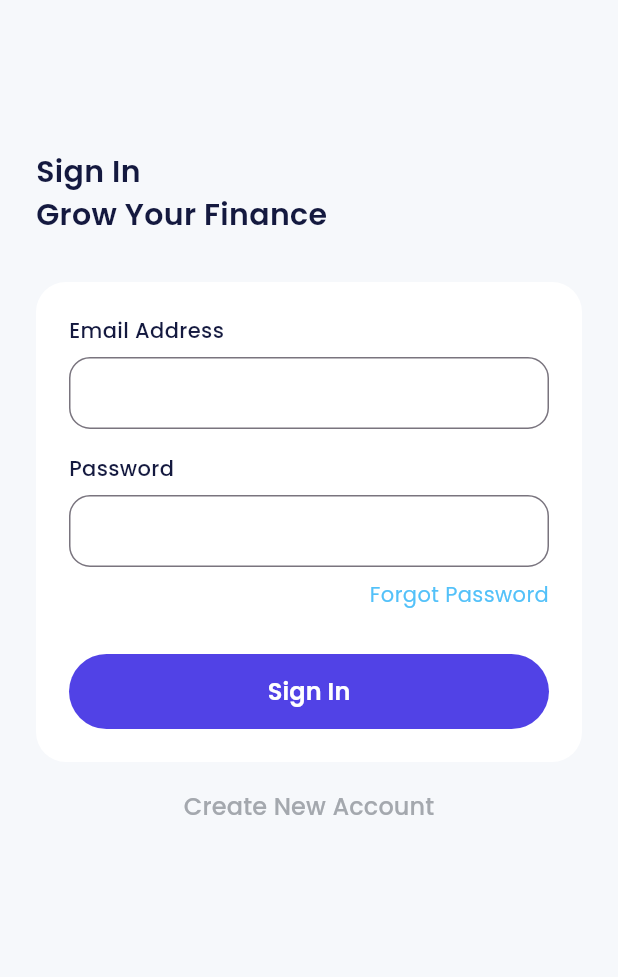
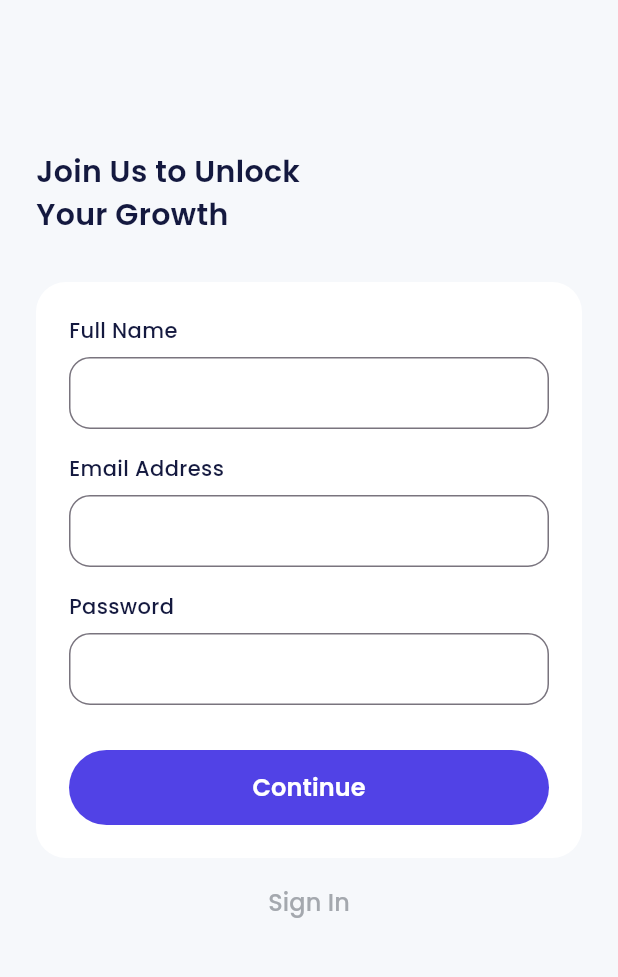
Before and after one commit to afrizzal/payments, a Flutter app: the SignInPage screen opened by its route, after a tap on "Create New Account", on a phone screen of 412 x 824 dp, the part 225-1202 px from its top. Run offline on Flutter 3.47's test engine with Material 3 defaults, Android fonts, the phone set to English and light mode, and no system bars; our stand-ins replace carousel_slider, google_fonts.

Commit message:
sign-up page

```diff
--- a/lib/ui/pages/sign_in_page.dart
+++ b/lib/ui/pages/sign_in_page.dart
@@ -155,7 +155,9 @@ class SignInPage extends StatelessWidget {
           ),
           CustomTextButton(
             title: 'Create New Account',
-            onPressed: (){},
+            onPressed: (){
+              Navigator.pushNamed(context, '/sign-up');
+            },
           ),
                     //     SizedBox(
                     //     width: double.infinity,
--- /dev/null
+++ b/lib/ui/pages/sign_up_page.dart
@@ -0,0 +1,98 @@
+import 'package:flutter/material.dart';
+import 'package:flutter_payments/shared/theme.dart';
+import 'package:flutter_payments/ui/widgets/buttons.dart';
+import 'package:flutter_payments/ui/widgets/forms.dart';
+
+class SignUpPage extends StatelessWidget {
+  const SignUpPage({super.key});
+
+  @override
+  Widget build(BuildContext context) {
+    return Scaffold(
+      backgroundColor: lightBackgroundColor,
+      body: ListView(
+        padding: const EdgeInsets.symmetric(
+          horizontal: 24,
+        ),
+        children: [
+          Container(
+            width: 155,
+            height: 50,
+            margin: const EdgeInsets.only(
+              top: 100,
+              bottom: 100,
+            ),
+            decoration: const BoxDecoration(
+              image: DecorationImage(
+                image: AssetImage(
+                  'assets/img_logo_light.png'
+                ),
+              ),
+            ),
+        ),
+              Text(
+              'Join Us to Unlock\nYour Growth',
+              style: blackTextStyle.copyWith(
+              fontSize: 20,
+              fontWeight: semiBold,
+            ),
+          ),
+          const SizedBox(
+            height: 30,
+          ),
+          Container(
+            padding: const EdgeInsets.all(22),
+            decoration: BoxDecoration
+            (borderRadius: BorderRadius.circular(20),
+            color: whiteColor,
+            ),
+            child: Column(
+              children: [
+                //NAME INPUT
+                const CustomFormField(title:
+                'Full Name',
+                ),
+                const SizedBox(
+                  height: 16,
+                ),
+
+                //EMAIL INPUT
+                const CustomFormField(title:
+                'Email Address',
+                ),
+                const SizedBox(
+                  height: 16,
+                ),
+
+                //PWD INPUT
+
+                const CustomFormField(title:
+                'Password',
+                obscureText: true,
+                ),
+                const SizedBox(
+                  height: 30,
+                ),
+                CustomFilledButton(
+                  title: 'Continue',
+                  onPressed: (){
+                    Navigator.pushNamed(context, '/sign-up-set-profile');
+                  },
+                  ),
+              ],
+            ),
+          ),
+          const SizedBox(
+            height: 5,
+          ),
+          CustomTextButton(
+            title: 'Sign In',
+            onPressed: (){
+              Navigator.pushNamed(context, '/sign-in');
+            },
+          ),
+      ],
+    ),
+    );
+  }
+}
--- a/lib/ui/widgets/buttons.dart
+++ b/lib/ui/widgets/buttons.dart
@@ -61,9 +61,7 @@ class CustomTextButton extends StatelessWidget {
                         width: width,
                         height: height,
                         child: TextButton(
-                          onPressed: () {
-                            // Navigator.push(context, MaterialPageRoute(builder: (context) => const SignInPage(),),);
-                          },
+                          onPressed: onPressed,
                           style: TextButton.styleFrom(
                             padding: EdgeInsets.zero,
                             ),
```
Also changed, not shown: lib/main.dart (+8 -0 lines), lib/ui/pages/onboarding_page.dart (+29 -20 lines), lib/ui/pages/sign_up_set_identity_page.dart (added, +112 -0 lines), lib/ui/pages/sign_up_set_profile_page.dart (added, +115 -0 lines), lib/ui/pages/sign_up_success_page.dart (added, +47 -0 lines), assets/img_profile_reza.jpg (added).
